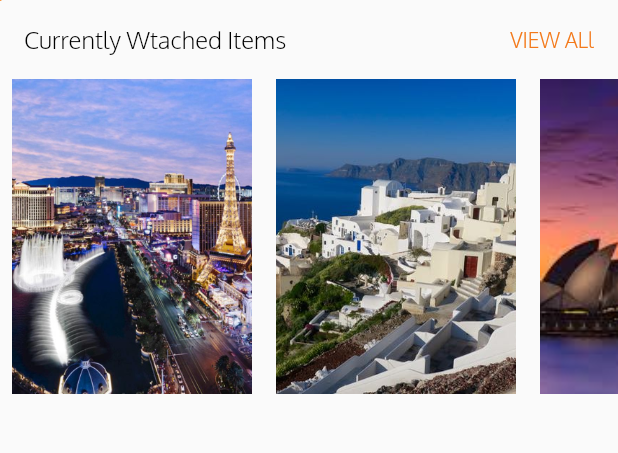
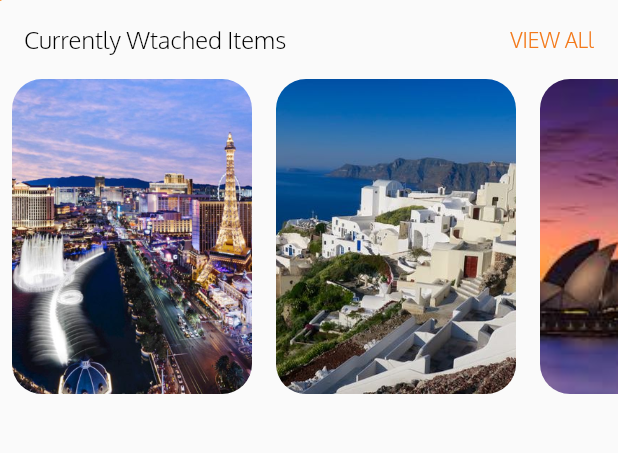
Before and after one commit to ajay1706/Flight-UI, a Flutter app: the screen it shows after launch, on a phone screen of 412 x 824 dp, the part 599-1052 px from its top. Run offline on Flutter 3.47's test engine with Material 2 defaults, Android fonts, the phone set to English and light mode, and no system bars.

```diff
--- a/flight_app/lib/main.dart
+++ b/flight_app/lib/main.dart
@@ -282,8 +282,11 @@ CityCard(
   Widget build(BuildContext context) {
     return Padding(
       padding: const EdgeInsets.symmetric(horizontal:8.0),
-      child: Stack(
-        children: <Widget>[
+      child: ClipRRect(
+        borderRadius: BorderRadius.all(Radius.circular(20)),
+
+              child: Stack(
+          children: <Widget>[
 
 Container(
   height: 210,
@@ -292,8 +295,9 @@ Container(
   fit: BoxFit.cover,),
 )
 
-        ],
+          ],
 
+        ),
       ),
     );
   }
```
